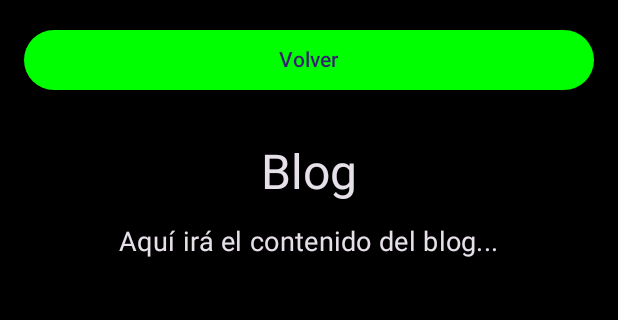
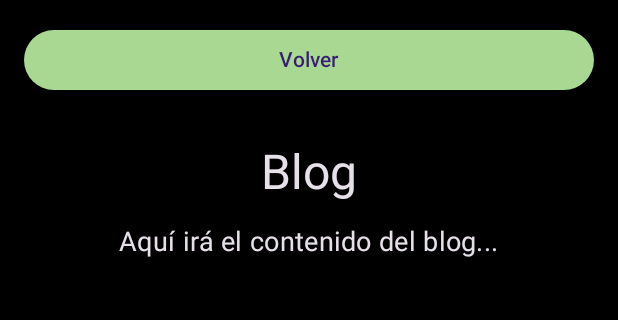
Before and after one commit to NerluHaye/levelupgamer, an Android app built with Jetpack Compose: the screen it shows after launch (MainActivity), after a tap on "Level Up Gamer", on a phone screen of 412 x 824 dp, the part 96-416 px from its top. Run offline under Robolectric (Android 15) with nearby library versions, the phone set to English and light mode, and no system bars; pictures from the network do not load; 1 other tap on this screen came first.

Commit message:
Feat : Nuevo color de tema

```diff
--- a/app/src/main/java/com/example/levelupgamer/ui/theme/Color.kt
+++ b/app/src/main/java/com/example/levelupgamer/ui/theme/Color.kt
@@ -9,3 +9,4 @@ val Pink80 = Color(0xFFEFB8C8)
 val Purple40 = Color(0xFF6650a4)
 val PurpleGrey40 = Color(0xFF625b71)
 val Pink40 = Color(0xFF7D5260)
+val DepressedGreen = Color(0xFFA9D892)
--- a/app/src/main/java/com/example/levelupgamer/ui/theme/Theme.kt
+++ b/app/src/main/java/com/example/levelupgamer/ui/theme/Theme.kt
@@ -5,8 +5,9 @@ import androidx.compose.material3.darkColorScheme
 import androidx.compose.runtime.Composable
 import androidx.compose.ui.graphics.Color
 
+
 private val DarkColorScheme = darkColorScheme(
-    primary = Color.Green,
+    primary = DepressedGreen,
     secondary = Color.Cyan,
     tertiary = Color.Red,
     background = Color.Black,    // Color para las tarjetas y otros componentes
```
